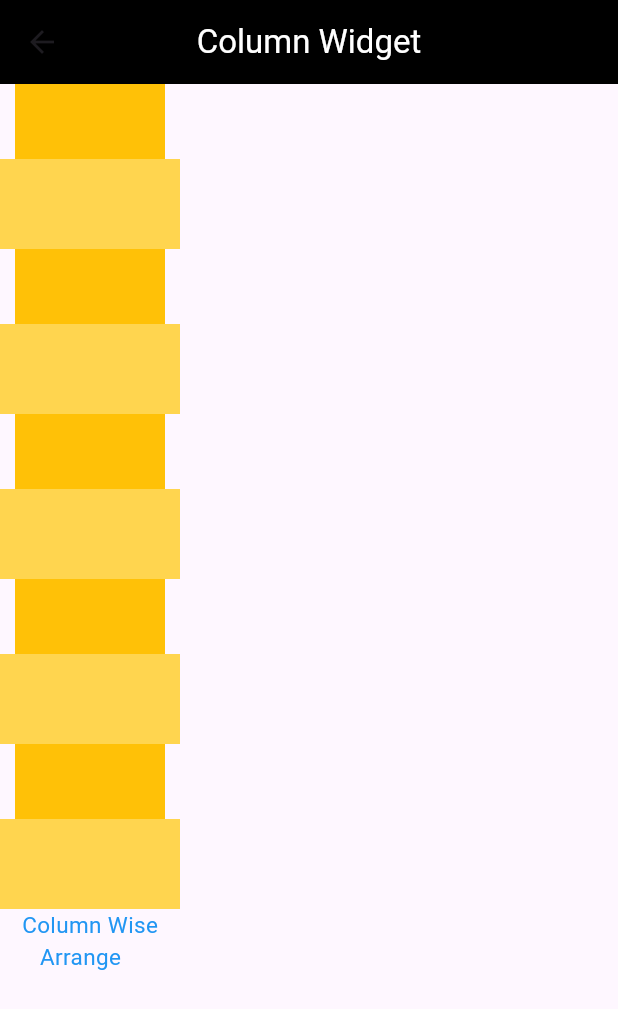
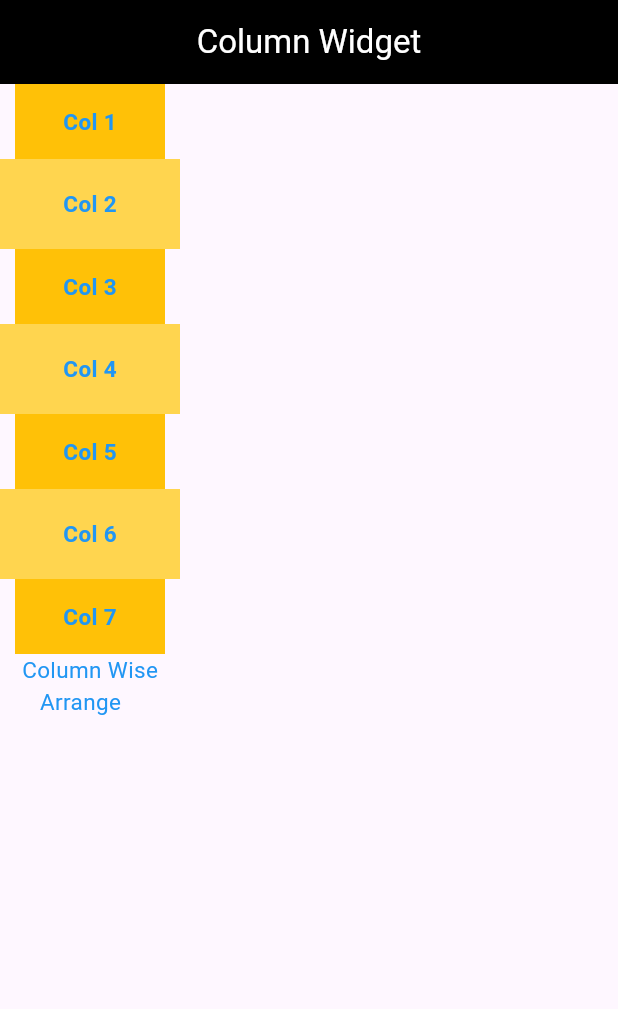
Before and after one commit to tarun1sisodia/Flutter, a Flutter app: the column screen opened directly, on a phone screen of 412 x 824 dp. Shown: the top 1009 px of the screen. Run offline on Flutter 3.47's test engine with Material 3 defaults, Android fonts, the phone set to English and light mode, and no system bars.

Commit message:
Update Column by adding text

```diff
--- a/big_brains/lib/column.dart
+++ b/big_brains/lib/column.dart
@@ -19,52 +19,46 @@ const column({ super.key });
             height: 50,
             width: 100,
             color: Colors.amber,
+            child: Center(child: Text("Col 1",style: TextStyle(fontSize: 15,fontWeight: FontWeight.bold,color: Colors.blue),),),
           ),
           Container(
             height: 60,
             width: 120,
-            color:Colors.amber[300]
+            color:Colors.amber[300],
+            child: Center(child: Text("Col 2",style: TextStyle(fontSize: 15,fontWeight: FontWeight.bold,color: Colors.blue),),),
           ),
           Container(
             height: 50,
             width: 100,
             color: Colors.amber,
+            child: Center(child: Text("Col 3",style: TextStyle(fontSize: 15,fontWeight: FontWeight.bold,color: Colors.blue),),),
           ),
           Container(
             height: 60,
             width: 120,
-            color:Colors.amber[300]
+            color:Colors.amber[300],
+            child: Center(child: Text("Col 4",style: TextStyle(fontSize: 15,fontWeight: FontWeight.bold,color: Colors.blue),),),
           ),
           Container(
             height: 50,
             width: 100,
             color: Colors.amber,
+            child: Center(child: Text("Col 5",style: TextStyle(fontSize: 15,fontWeight: FontWeight.bold,color: Colors.blue),),),
           ),
           Container(
             height: 60,
             width: 120,
-            color:Colors.amber[300]
+            color:Colors.amber[300],
+            child: Center(child: Text("Col 6",style: TextStyle(fontSize: 15,fontWeight: FontWeight.bold,color: Colors.blue),),),
           ),
           Container(
             height: 50,
             width: 100,
             color: Colors.amber,
+            child: Center(child: Text("Col 7",style: TextStyle(fontSize: 15,fontWeight: FontWeight.bold,color: Colors.blue),),),
           ),
-          Container(
-            height: 60,
-            width: 120,
-            color:Colors.amber[300]
-          ),
-          Container(
-            height: 50,
-            width: 100,
-            color: Colors.amber,
-          ),
-          Container(
-            height: 60,
-            width: 120,
-            color:Colors.amber[300]
-          ),
+
+
           Text('Column Wise\n\t\t\tArrange',style: TextStyle(fontSize: 15,color: Colors.blue),),
         ],
       ),
--- a/big_brains/lib/main.dart
+++ b/big_brains/lib/main.dart
@@ -18,7 +18,7 @@ class MainApp extends StatelessWidget {
   @override
   Widget build(BuildContext context) {
     return const MaterialApp(
-      home: Raw(),
+      home: column(),
       debugShowCheckedModeBanner: false,
     );
   }
```
